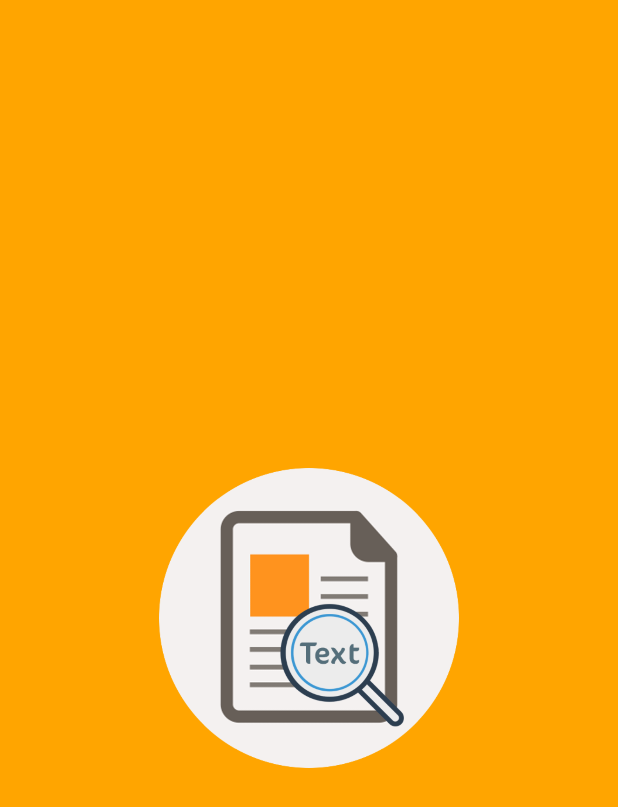
After one commit to Riyad36/TextDetector, an Android app: the SplashScreen screen opened directly, with no data from a screen before it, on a phone screen of 412 x 824 dp. The commit adds this screen. Shown: the top 807 px of the screen. Run offline under Robolectric (Android 15) with nearby library versions, the phone set to English and light mode, and no system bars.

Commit message:
created splash screen for the app

```diff
--- a/app/src/main/java/com/example/textrecognition/MainActivity.java
+++ b/app/src/main/java/com/example/textrecognition/MainActivity.java
@@ -2,7 +2,9 @@ package com.example.textrecognition;
 
 import androidx.appcompat.app.AppCompatActivity;
 
+import android.content.Intent;
 import android.os.Bundle;
+import android.os.Handler;
 
 public class MainActivity extends AppCompatActivity {
 
@@ -10,5 +12,7 @@ public class MainActivity extends AppCompatActivity {
     protected void onCreate(Bundle savedInstanceState) {
         super.onCreate(savedInstanceState);
         setContentView(R.layout.activity_main);
+
+
     }
 }
--- /dev/null
+++ b/app/src/main/java/com/example/textrecognition/SplashScreen.java
@@ -0,0 +1,62 @@
+package com.example.textrecognition;
+
+import androidx.activity.result.contract.ActivityResultContracts;
+import androidx.appcompat.app.AppCompatActivity;
+
+import android.content.Intent;
+import android.os.Bundle;
+import android.view.Window;
+import android.view.WindowManager;
+import android.widget.ProgressBar;
+
+public class SplashScreen extends AppCompatActivity {
+
+    private ProgressBar progressBar;
+    private int progress;
+    @Override
+    protected void onCreate(Bundle savedInstanceState) {
+        super.onCreate(savedInstanceState);
+
+        requestWindowFeature(Window.FEATURE_NO_TITLE); //making full screen
+        getWindow().setFlags(WindowManager.LayoutParams.FLAG_FULLSCREEN, WindowManager.LayoutParams.FLAG_FULLSCREEN); //making full screen
+        setContentView(R.layout.activity_splash_screen);
+        ///progressBar = (ProgressBar) findViewById(R.id.progressBarid);
+
+
+        Thread thread = new Thread(new Runnable() {
+            @Override
+            public void run() {
+                doWork();
+                startApp();
+            }
+        });
+
+        thread.start();
+
+    }
+
+    public void doWork(){
+
+        for(progress = 20; progress <= 60; progress = progress+20){
+
+            try {
+                Thread.sleep(1000);
+                // progressBar.setProgress(progress);
+            } catch (InterruptedException e) {
+                e.printStackTrace();
+            }
+        }
+
+
+    }
+
+
+
+    public void startApp(){
+        Intent intent = new Intent(SplashScreen.this, MainActivity.class); //profile page create kore setar nam dite hobe....
+        startActivity(intent);
+        finish();
+
+    }
+
+    }
--- /dev/null
+++ b/app/src/main/res/layout/activity_splash_screen.xml
@@ -0,0 +1,19 @@
+<?xml version="1.0" encoding="utf-8"?>
+<RelativeLayout xmlns:android="http://schemas.android.com/apk/res/android"
+    xmlns:app="http://schemas.android.com/apk/res-auto"
+    xmlns:tools="http://schemas.android.com/tools"
+    android:layout_width="match_parent"
+    android:layout_height="match_parent"
+    tools:context=".SplashScreen"
+    android:background="@color/yellow"
+    >
+
+    <ImageView
+        android:layout_width="200dp"
+        android:layout_height="200dp"
+        android:background="@drawable/image"
+        android:layout_centerHorizontal="true"
+        android:layout_centerVertical="true">
+    </ImageView>
+
+</RelativeLayout>
--- a/app/src/main/res/values/colors.xml
+++ b/app/src/main/res/values/colors.xml
@@ -3,4 +3,7 @@
     <color name="colorPrimary">#6200EE</color>
     <color name="colorPrimaryDark">#3700B3</color>
     <color name="colorAccent">#03DAC5</color>
+
+    <color name="blackShade">#292D36</color>
+    <color name="yellow">#ffa500</color>
 </resources>
--- a/app/src/main/res/values/styles.xml
+++ b/app/src/main/res/values/styles.xml
@@ -7,4 +7,6 @@
         <item name="colorAccent">@color/colorAccent</item>
     </style>
 
+    <style name="SplashScreen" parent="Theme.AppCompat.Light.NoActionBar"></style>
+
 </resources>
--- a/build.gradle
+++ b/build.gradle
@@ -6,6 +6,7 @@ buildscript {
     }
     dependencies {
         classpath "com.android.tools.build:gradle:4.0.0"
+        classpath 'com.google.gms:google-services:4.2.0'
 
         // NOTE: Do not place your application dependencies here; they belong
         // in the individual module build.gradle files
```
Also changed, not shown: app/build.gradle (+7 -1 lines), app/src/main/AndroidManifest.xml (+9 -3 lines), app/src/main/res/layout/splash.xml (added, +17 -0 lines), app/src/main/res/drawable/image.png (added), 1 other file.
